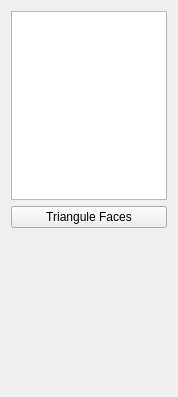
This is SCHNApps/Plugins/subdivideSurface/subdivideSurface.ui in cgogn/CGoGN as Qt 5 draws it before an edit. The edited form follows.
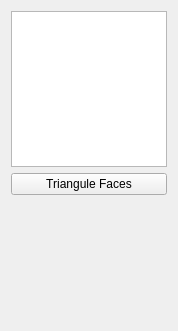
This is the edited form.

Patch:
```diff
--- a/SCHNApps/Plugins/subdivideSurface/subdivideSurface.ui
+++ b/SCHNApps/Plugins/subdivideSurface/subdivideSurface.ui
@@ -7,7 +7,7 @@
     <x>0</x>
     <y>0</y>
     <width>174</width>
-    <height>397</height>
+    <height>331</height>
    </rect>
   </property>
   <property name="windowTitle">
```
